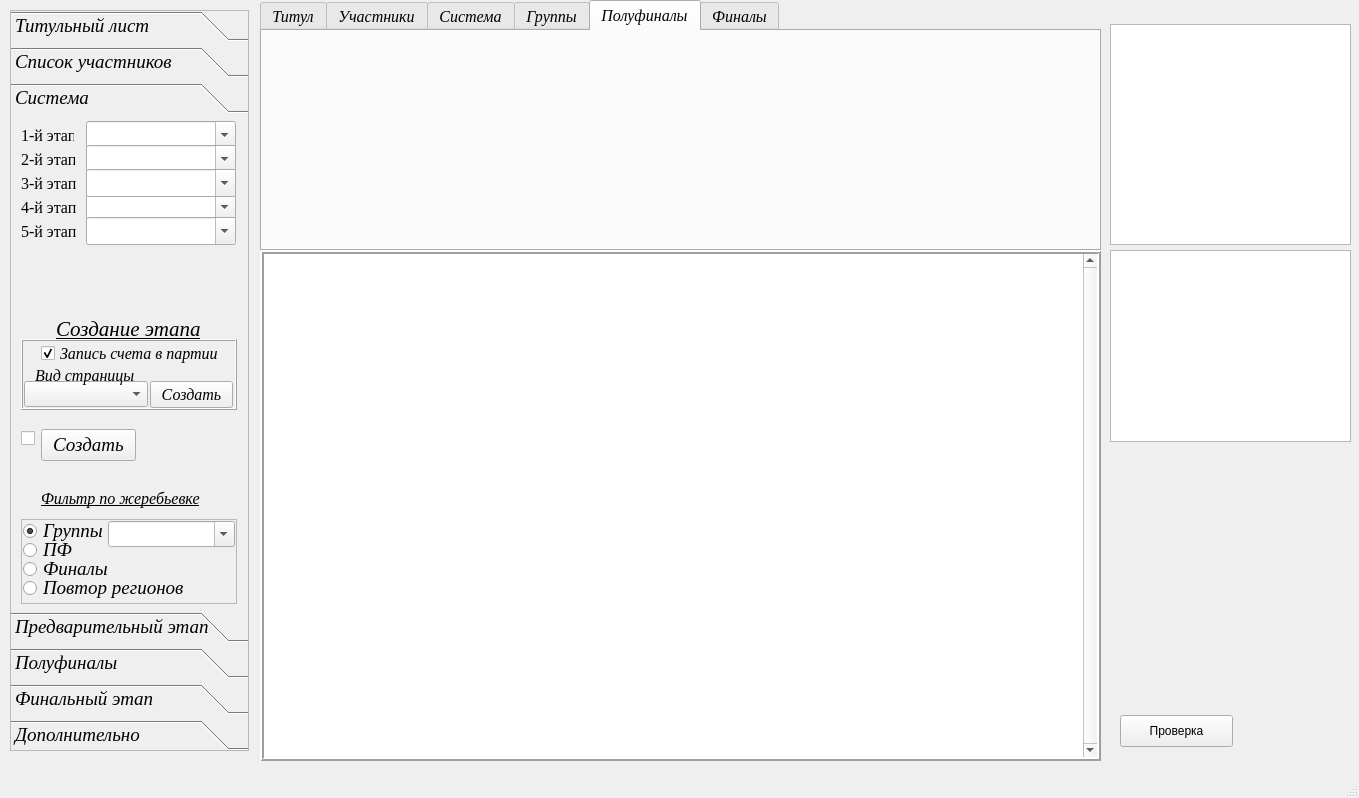
Qt form UI/main_window.ui (Kaspar0810/Competitions_TT_SQL) before a commit.
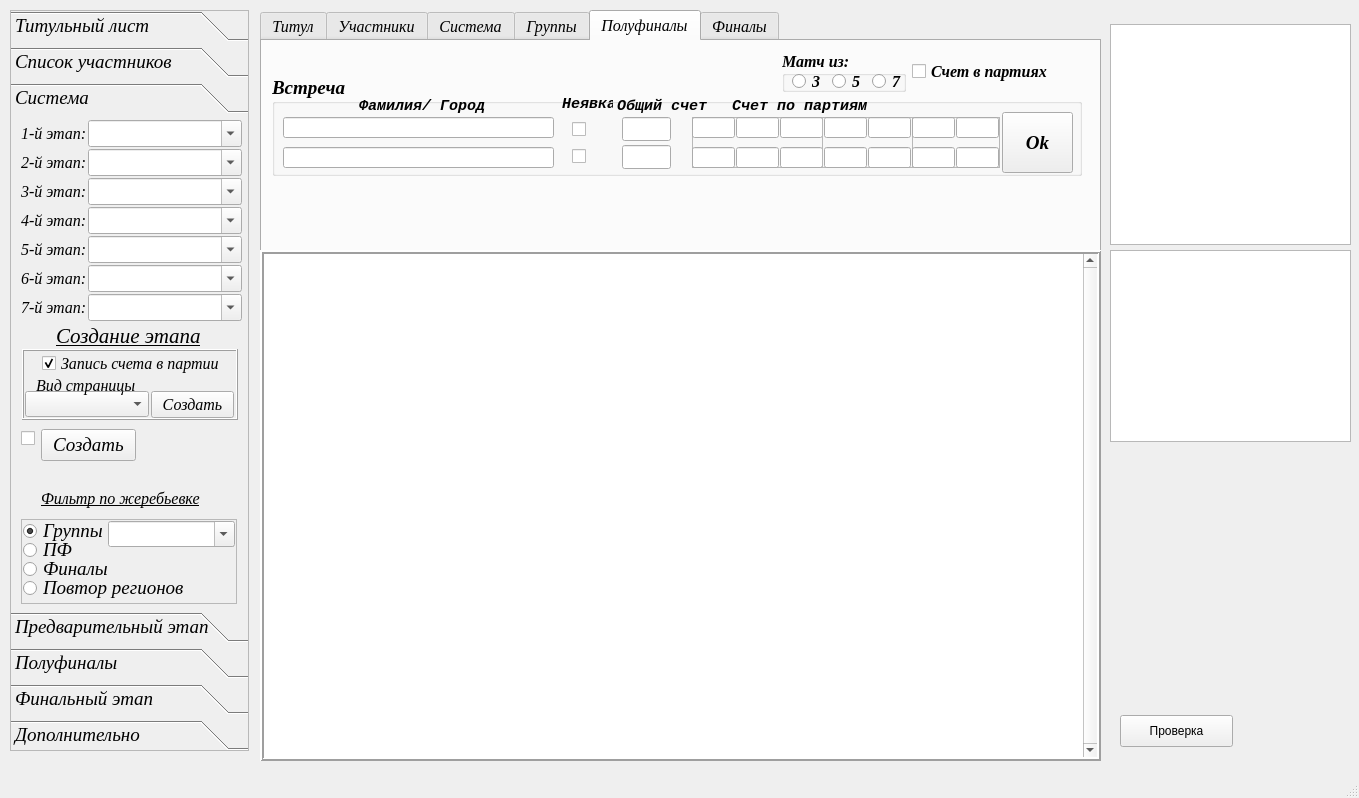
The same form after that commit. The open tabs and pages were chosen to show the change.

Patch:
```diff
--- a/UI/main_window.ui
+++ b/UI/main_window.ui
@@ -18,7 +18,7 @@
     <property name="geometry">
      <rect>
       <x>260</x>
-      <y>0</y>
+      <y>10</y>
       <width>841</width>
       <height>251</height>
      </rect>
@@ -1072,44 +1072,6 @@
         <string>Этапы соревнования - </string>
        </property>
       </widget>
-      <widget class="QLabel" name="label_34">
-       <property name="geometry">
-        <rect>
-         <x>205</x>
-         <y>28</y>
-         <width>55</width>
-         <height>16</height>
-        </rect>
-       </property>
-       <property name="font">
-        <font>
-         <family>Times New Roman</family>
-         <pointsize>14</pointsize>
-        </font>
-       </property>
-       <property name="text">
-        <string>групп:</string>
-       </property>
-      </widget>
-      <widget class="QLabel" name="label_35">
-       <property name="geometry">
-        <rect>
-         <x>205</x>
-         <y>49</y>
-         <width>55</width>
-         <height>16</height>
-        </rect>
-       </property>
-       <property name="font">
-        <font>
-         <family>Times New Roman</family>
-         <pointsize>14</pointsize>
-        </font>
-       </property>
-       <property name="text">
-        <string>групп:</string>
-       </property>
-      </widget>
       <widget class="Line" name="line">
        <property name="geometry">
         <rect>
@@ -2107,6 +2069,626 @@
      <attribute name="title">
       <string>Полуфиналы</string>
      </attribute>
+     <widget class="QGroupBox" name="groupBox_match_3">
+      <property name="geometry">
+       <rect>
+        <x>10</x>
+        <y>35</y>
+        <width>810</width>
+        <height>100</height>
+       </rect>
+      </property>
+      <property name="font">
+       <font>
+        <family>Times New Roman</family>
+        <pointsize>14</pointsize>
+        <weight>75</weight>
+        <italic>true</italic>
+        <bold>true</bold>
+       </font>
+      </property>
+      <property name="title">
+       <string>Встреча</string>
+      </property>
+      <property name="flat">
+       <bool>false</bool>
+      </property>
+      <widget class="QLabel" name="label_71">
+       <property name="geometry">
+        <rect>
+         <x>460</x>
+         <y>22</y>
+         <width>141</width>
+         <height>16</height>
+        </rect>
+       </property>
+       <property name="font">
+        <font>
+         <family>Courier New</family>
+         <pointsize>11</pointsize>
+         <weight>75</weight>
+         <italic>true</italic>
+         <bold>true</bold>
+         <kerning>false</kerning>
+        </font>
+       </property>
+       <property name="text">
+        <string>Счет по партиям</string>
+       </property>
+      </widget>
+      <widget class="QLabel" name="label_72">
+       <property name="geometry">
+        <rect>
+         <x>345</x>
+         <y>22</y>
+         <width>91</width>
+         <height>16</height>
+        </rect>
+       </property>
+       <property name="font">
+        <font>
+         <family>Courier New</family>
+         <pointsize>11</pointsize>
+         <weight>75</weight>
+         <italic>true</italic>
+         <bold>true</bold>
+         <kerning>false</kerning>
+        </font>
+       </property>
+       <property name="text">
+        <string>Общий счет</string>
+       </property>
+      </widget>
+      <widget class="QPushButton" name="Button_Ok_pf">
+       <property name="geometry">
+        <rect>
+         <x>730</x>
+         <y>36</y>
+         <width>71</width>
+         <height>61</height>
+        </rect>
+       </property>
+       <property name="text">
+        <string>Ok</string>
+       </property>
+       <property name="flat">
+        <bool>false</bool>
+       </property>
+      </widget>
+      <widget class="QLabel" name="label_73">
+       <property name="geometry">
+        <rect>
+         <x>87</x>
+         <y>22</y>
+         <width>171</width>
+         <height>16</height>
+        </rect>
+       </property>
+       <property name="font">
+        <font>
+         <family>Courier New</family>
+         <pointsize>11</pointsize>
+         <weight>75</weight>
+         <italic>true</italic>
+         <bold>true</bold>
+         <kerning>false</kerning>
+        </font>
+       </property>
+       <property name="text">
+        <string>Фамилия/ Город</string>
+       </property>
+      </widget>
+      <widget class="QLabel" name="label_74">
+       <property name="geometry">
+        <rect>
+         <x>290</x>
+         <y>20</y>
+         <width>51</width>
+         <height>16</height>
+        </rect>
+       </property>
+       <property name="font">
+        <font>
+         <family>Courier New</family>
+         <pointsize>11</pointsize>
+         <weight>75</weight>
+         <italic>true</italic>
+         <bold>true</bold>
+         <kerning>false</kerning>
+        </font>
+       </property>
+       <property name="text">
+        <string>Неявка</string>
+       </property>
+      </widget>
+      <widget class="QLineEdit" name="lineEdit_pl1_score_total_pf">
+       <property name="geometry">
+        <rect>
+         <x>350</x>
+         <y>41</y>
+         <width>49</width>
+         <height>24</height>
+        </rect>
+       </property>
+       <property name="font">
+        <font>
+         <pointsize>18</pointsize>
+        </font>
+       </property>
+       <property name="alignment">
+        <set>Qt::AlignCenter</set>
+       </property>
+      </widget>
+      <widget class="QLineEdit" name="lineEdit_pl2_score_total_pf">
+       <property name="geometry">
+        <rect>
+         <x>350</x>
+         <y>69</y>
+         <width>49</width>
+         <height>24</height>
+        </rect>
+       </property>
+       <property name="font">
+        <font>
+         <pointsize>18</pointsize>
+        </font>
+       </property>
+       <property name="alignment">
+        <set>Qt::AlignCenter</set>
+       </property>
+      </widget>
+      <widget class="QCheckBox" name="checkBox_12">
+       <property name="geometry">
+        <rect>
+         <x>300</x>
+         <y>43</y>
+         <width>21</width>
+         <height>20</height>
+        </rect>
+       </property>
+       <property name="text">
+        <string/>
+       </property>
+      </widget>
+      <widget class="QCheckBox" name="checkBox_13">
+       <property name="geometry">
+        <rect>
+         <x>300</x>
+         <y>70</y>
+         <width>21</width>
+         <height>20</height>
+        </rect>
+       </property>
+       <property name="text">
+        <string/>
+       </property>
+      </widget>
+      <widget class="QLineEdit" name="lineEdit_player1_pf">
+       <property name="geometry">
+        <rect>
+         <x>11</x>
+         <y>41</y>
+         <width>271</width>
+         <height>21</height>
+        </rect>
+       </property>
+       <property name="font">
+        <font>
+         <pointsize>16</pointsize>
+        </font>
+       </property>
+      </widget>
+      <widget class="QLineEdit" name="lineEdit_player2_pf">
+       <property name="geometry">
+        <rect>
+         <x>11</x>
+         <y>71</y>
+         <width>271</width>
+         <height>21</height>
+        </rect>
+       </property>
+       <property name="font">
+        <font>
+         <pointsize>16</pointsize>
+        </font>
+       </property>
+      </widget>
+      <widget class="QFrame" name="frame_gr_three_2">
+       <property name="geometry">
+        <rect>
+         <x>420</x>
+         <y>41</y>
+         <width>131</width>
+         <height>51</height>
+        </rect>
+       </property>
+       <property name="frameShape">
+        <enum>QFrame::StyledPanel</enum>
+       </property>
+       <property name="frameShadow">
+        <enum>QFrame::Raised</enum>
+       </property>
+       <widget class="QLineEdit" name="lineEdit_pl2_s1_pf">
+        <property name="geometry">
+         <rect>
+          <x>0</x>
+          <y>30</y>
+          <width>43</width>
+          <height>21</height>
+         </rect>
+        </property>
+        <property name="font">
+         <font>
+          <pointsize>16</pointsize>
+         </font>
+        </property>
+        <property name="alignment">
+         <set>Qt::AlignCenter</set>
+        </property>
+       </widget>
+       <widget class="QLineEdit" name="lineEdit_pl1_s3_pf">
+        <property name="geometry">
+         <rect>
+          <x>88</x>
+          <y>0</y>
+          <width>43</width>
+          <height>21</height>
+         </rect>
+        </property>
+        <property name="font">
+         <font>
+          <pointsize>16</pointsize>
+         </font>
+        </property>
+        <property name="alignment">
+         <set>Qt::AlignCenter</set>
+        </property>
+       </widget>
+       <widget class="QLineEdit" name="lineEdit_pl1_s2_pf">
+        <property name="geometry">
+         <rect>
+          <x>44</x>
+          <y>0</y>
+          <width>43</width>
+          <height>21</height>
+         </rect>
+        </property>
+        <property name="font">
+         <font>
+          <pointsize>16</pointsize>
+         </font>
+        </property>
+        <property name="alignment">
+         <set>Qt::AlignCenter</set>
+        </property>
+       </widget>
+       <widget class="QLineEdit" name="lineEdit_pl1_s1_pf">
+        <property name="geometry">
+         <rect>
+          <x>0</x>
+          <y>0</y>
+          <width>43</width>
+          <height>21</height>
+         </rect>
+        </property>
+        <property name="font">
+         <font>
+          <pointsize>16</pointsize>
+         </font>
+        </property>
+        <property name="alignment">
+         <set>Qt::AlignCenter</set>
+        </property>
+       </widget>
+       <widget class="QLineEdit" name="lineEdit_pl2_s2_pf">
+        <property name="geometry">
+         <rect>
+          <x>44</x>
+          <y>30</y>
+          <width>43</width>
+          <height>21</height>
+         </rect>
+        </property>
+        <property name="font">
+         <font>
+          <pointsize>16</pointsize>
+         </font>
+        </property>
+        <property name="alignment">
+         <set>Qt::AlignCenter</set>
+        </property>
+       </widget>
+       <widget class="QLineEdit" name="lineEdit_pl2_s3_pf">
+        <property name="geometry">
+         <rect>
+          <x>88</x>
+          <y>30</y>
+          <width>43</width>
+          <height>21</height>
+         </rect>
+        </property>
+        <property name="font">
+         <font>
+          <pointsize>16</pointsize>
+         </font>
+        </property>
+        <property name="alignment">
+         <set>Qt::AlignCenter</set>
+        </property>
+       </widget>
+      </widget>
+      <widget class="QFrame" name="frame_gr_five_2">
+       <property name="geometry">
+        <rect>
+         <x>550</x>
+         <y>41</y>
+         <width>91</width>
+         <height>51</height>
+        </rect>
+       </property>
+       <property name="frameShape">
+        <enum>QFrame::StyledPanel</enum>
+       </property>
+       <property name="frameShadow">
+        <enum>QFrame::Raised</enum>
+       </property>
+       <widget class="QLineEdit" name="lineEdit_pl2_s5_pf">
+        <property name="geometry">
+         <rect>
+          <x>46</x>
+          <y>30</y>
+          <width>43</width>
+          <height>21</height>
+         </rect>
+        </property>
+        <property name="font">
+         <font>
+          <pointsize>16</pointsize>
+         </font>
+        </property>
+        <property name="alignment">
+         <set>Qt::AlignCenter</set>
+        </property>
+       </widget>
+       <widget class="QLineEdit" name="lineEdit_pl1_s5_pf">
+        <property name="geometry">
+         <rect>
+          <x>46</x>
+          <y>0</y>
+          <width>43</width>
+          <height>21</height>
+         </rect>
+        </property>
+        <property name="font">
+         <font>
+          <pointsize>16</pointsize>
+         </font>
+        </property>
+        <property name="alignment">
+         <set>Qt::AlignCenter</set>
+        </property>
+       </widget>
+       <widget class="QLineEdit" name="lineEdit_pl1_s4_pf">
+        <property name="geometry">
+         <rect>
+          <x>2</x>
+          <y>0</y>
+          <width>43</width>
+          <height>21</height>
+         </rect>
+        </property>
+        <property name="font">
+         <font>
+          <pointsize>16</pointsize>
+         </font>
+        </property>
+        <property name="alignment">
+         <set>Qt::AlignCenter</set>
+        </property>
+       </widget>
+       <widget class="QLineEdit" name="lineEdit_pl2_s4_pf">
+        <property name="geometry">
+         <rect>
+          <x>2</x>
+          <y>30</y>
+          <width>43</width>
+          <height>21</height>
+         </rect>
+        </property>
+        <property name="font">
+         <font>
+          <pointsize>16</pointsize>
+         </font>
+        </property>
+        <property name="alignment">
+         <set>Qt::AlignCenter</set>
+        </property>
+       </widget>
+      </widget>
+      <widget class="QFrame" name="frame_gr_seven_2">
+       <property name="geometry">
+        <rect>
+         <x>640</x>
+         <y>41</y>
+         <width>88</width>
+         <height>51</height>
+        </rect>
+       </property>
+       <property name="frameShape">
+        <enum>QFrame::StyledPanel</enum>
+       </property>
+       <property name="frameShadow">
+        <enum>QFrame::Raised</enum>
+       </property>
+       <widget class="QLineEdit" name="lineEdit_pl2_s6_pf">
+        <property name="geometry">
+         <rect>
+          <x>0</x>
+          <y>30</y>
+          <width>43</width>
+          <height>21</height>
+         </rect>
+        </property>
+        <property name="font">
+         <font>
+          <pointsize>16</pointsize>
+         </font>
+        </property>
+        <property name="alignment">
+         <set>Qt::AlignCenter</set>
+        </property>
+       </widget>
+       <widget class="QLineEdit" name="lineEdit_pl1_s7_pf">
+        <property name="geometry">
+         <rect>
+          <x>44</x>
+          <y>0</y>
+          <width>43</width>
+          <height>21</height>
+         </rect>
+        </property>
+        <property name="font">
+         <font>
+          <pointsize>16</pointsize>
+         </font>
+        </property>
+        <property name="alignment">
+         <set>Qt::AlignCenter</set>
+        </property>
+       </widget>
+       <widget class="QLineEdit" name="lineEdit_pl1_s6_pf">
+        <property name="geometry">
+         <rect>
+          <x>0</x>
+          <y>0</y>
+          <width>43</width>
+          <height>21</height>
+         </rect>
+        </property>
+        <property name="font">
+         <font>
+          <pointsize>16</pointsize>
+         </font>
+        </property>
+        <property name="alignment">
+         <set>Qt::AlignCenter</set>
+        </property>
+       </widget>
+       <widget class="QLineEdit" name="lineEdit_pl2_s7_pf">
+        <property name="geometry">
+         <rect>
+          <x>44</x>
+          <y>30</y>
+          <width>43</width>
+          <height>21</height>
+         </rect>
+        </property>
+        <property name="font">
+         <font>
+          <pointsize>16</pointsize>
+         </font>
+        </property>
+        <property name="alignment">
+         <set>Qt::AlignCenter</set>
+        </property>
+       </widget>
+      </widget>
+     </widget>
+     <widget class="QWidget" name="layoutWidget_3">
+      <property name="geometry">
+       <rect>
+        <x>520</x>
+        <y>10</y>
+        <width>271</width>
+        <height>41</height>
+       </rect>
+      </property>
+      <layout class="QHBoxLayout" name="horizontalLayout_10">
+       <item>
+        <widget class="QGroupBox" name="groupBox_kolvo_vstrech_pf">
+         <property name="font">
+          <font>
+           <weight>75</weight>
+           <bold>true</bold>
+          </font>
+         </property>
+         <property name="title">
+          <string>Матч из:</string>
+         </property>
+         <property name="flat">
+          <bool>false</bool>
+         </property>
+         <property name="checkable">
+          <bool>false</bool>
+         </property>
+         <widget class="QRadioButton" name="radioButton_match_9">
+          <property name="geometry">
+           <rect>
+            <x>10</x>
+            <y>20</y>
+            <width>31</width>
+            <height>20</height>
+           </rect>
+          </property>
+          <property name="text">
+           <string>3</string>
+          </property>
+         </widget>
+         <widget class="QRadioButton" name="radioButton_match_10">
+          <property name="geometry">
+           <rect>
+            <x>50</x>
+            <y>20</y>
+            <width>31</width>
+            <height>20</height>
+           </rect>
+          </property>
+          <property name="text">
+           <string>5</string>
+          </property>
+         </widget>
+         <widget class="QRadioButton" name="radioButton_match_11">
+          <property name="geometry">
+           <rect>
+            <x>90</x>
+            <y>20</y>
+            <width>31</width>
+            <height>20</height>
+           </rect>
+          </property>
+          <property name="text">
+           <string>7</string>
+          </property>
+         </widget>
+        </widget>
+       </item>
+       <item>
+        <widget class="QCheckBox" name="checkBox_14">
+         <property name="font">
+          <font>
+           <family>Times New Roman</family>
+           <pointsize>12</pointsize>
+           <weight>75</weight>
+           <italic>true</italic>
+           <bold>true</bold>
+          </font>
+         </property>
+         <property name="layoutDirection">
+          <enum>Qt::LeftToRight</enum>
+         </property>
+         <property name="text">
+          <string>Счет в партиях</string>
+         </property>
+         <property name="checkable">
+          <bool>true</bool>
+         </property>
+         <property name="checked">
+          <bool>false</bool>
+         </property>
+        </widget>
+       </item>
+      </layout>
+     </widget>
     </widget>
     <widget class="QWidget" name="tab_4">
      <attribute name="title">
@@ -3304,8 +3886,8 @@
      <widget class="QFrame" name="frame_2">
       <property name="geometry">
        <rect>
-        <x>10</x>
-        <y>220</y>
+        <x>11</x>
+        <y>230</y>
         <width>216</width>
         <height>71</height>
        </rect>
@@ -3396,7 +3978,7 @@
       <property name="geometry">
        <rect>
         <x>45</x>
-        <y>200</y>
+        <y>207</y>
         <width>171</width>
         <height>20</height>
        </rect>
@@ -3415,195 +3997,300 @@
        <string>Создание этапа</string>
       </property>
      </widget>
-     <widget class="QLabel" name="label_10">
+     <widget class="QWidget" name="layoutWidget">
       <property name="geometry">
        <rect>
         <x>10</x>
-        <y>8</y>
-        <width>53</width>
-        <height>16</height>
+        <y>0</y>
+        <width>221</width>
+        <height>204</height>
        </rect>
       </property>
-      <property name="font">
-       <font>
-        <pointsize>12</pointsize>
-        <italic>false</italic>
-       </font>
-      </property>
-      <property name="text">
-       <string>1-й этап:</string>
-      </property>
-     </widget>
-     <widget class="QLabel" name="label_15">
-      <property name="geometry">
-       <rect>
-        <x>10</x>
-        <y>32</y>
-        <width>54</width>
-        <height>16</height>
-       </rect>
-      </property>
-      <property name="font">
-       <font>
-        <pointsize>12</pointsize>
-        <italic>false</italic>
-       </font>
-      </property>
-      <property name="text">
-       <string>2-й этап:</string>
-      </property>
-     </widget>
-     <widget class="QLabel" name="label_17">
-      <property name="geometry">
-       <rect>
-        <x>10</x>
-        <y>56</y>
-        <width>55</width>
-        <height>16</height>
-       </rect>
-      </property>
-      <property name="font">
-       <font>
-        <pointsize>12</pointsize>
-        <italic>false</italic>
-       </font>
-      </property>
-      <property name="text">
-       <string>3-й этап:</string>
-      </property>
-     </widget>
-     <widget class="QLabel" name="label_29">
-      <property name="geometry">
-       <rect>
-        <x>10</x>
-        <y>80</y>
-        <width>55</width>
-        <height>16</height>
-       </rect>
-      </property>
-      <property name="font">
-       <font>
-        <pointsize>12</pointsize>
-        <italic>false</italic>
-       </font>
-      </property>
-      <property name="text">
-       <string>4-й этап:</string>
-      </property>
-     </widget>
-     <widget class="QLabel" name="label_59">
-      <property name="geometry">
-       <rect>
-        <x>10</x>
-        <y>104</y>
-        <width>55</width>
-        <height>16</height>
-       </rect>
-      </property>
-      <property name="font">
-       <font>
-        <pointsize>12</pointsize>
-        <italic>false</italic>
-       </font>
-      </property>
-      <property name="text">
-       <string>5-й этап:</string>
-      </property>
-     </widget>
-     <widget class="QComboBox" name="comboBox_etap_1">
-      <property name="geometry">
-       <rect>
-        <x>75</x>
-        <y>2</y>
-        <width>150</width>
-        <height>28</height>
-       </rect>
-      </property>
-      <property name="font">
-       <font>
-        <pointsize>12</pointsize>
-        <italic>false</italic>
-       </font>
-      </property>
-      <property name="editable">
-       <bool>true</bool>
-      </property>
-     </widget>
-     <widget class="QComboBox" name="comboBox_etap_2">
-      <property name="geometry">
-       <rect>
-        <x>75</x>
-        <y>26</y>
-        <width>150</width>
-        <height>28</height>
-       </rect>
-      </property>
-      <property name="font">
-       <font>
-        <pointsize>12</pointsize>
-        <italic>false</italic>
-       </font>
-      </property>
-      <property name="editable">
-       <bool>true</bool>
-      </property>
-     </widget>
-     <widget class="QComboBox" name="comboBox_etap_4">
-      <property name="geometry">
-       <rect>
-        <x>75</x>
-        <y>74</y>
-        <width>150</width>
-        <height>28</height>
-       </rect>
-      </property>
-      <property name="font">
-       <font>
-        <pointsize>12</pointsize>
-        <italic>false</italic>
-       </font>
-      </property>
-      <property name="editable">
-       <bool>true</bool>
-      </property>
-     </widget>
-     <widget class="QComboBox" name="comboBox_etap_5">
-      <property name="geometry">
-       <rect>
-        <x>75</x>
-        <y>98</y>
-        <width>150</width>
-        <height>28</height>
-       </rect>
-      </property>
-      <property name="font">
-       <font>
-        <pointsize>12</pointsize>
-        <italic>false</italic>
-       </font>
-      </property>
-      <property name="editable">
-       <bool>true</bool>
-      </property>
-     </widget>
-     <widget class="QComboBox" name="comboBox_etap_3">
-      <property name="geometry">
-       <rect>
-        <x>75</x>
-        <y>50</y>
-        <width>150</width>
-        <height>28</height>
-       </rect>
-      </property>
-      <property name="font">
-       <font>
-        <pointsize>12</pointsize>
-        <italic>false</italic>
-       </font>
-      </property>
-      <property name="editable">
-       <bool>true</bool>
-      </property>
+      <layout class="QVBoxLayout" name="verticalLayout_10">
+       <property name="spacing">
+        <number>1</number>
+       </property>
+       <item>
+        <layout class="QHBoxLayout" name="horizontalLayout_11">
+         <property name="spacing">
+          <number>1</number>
+         </property>
+         <item>
+          <widget class="QLabel" name="label_10">
+           <property name="font">
+            <font>
+             <family>Times New Roman</family>
+             <pointsize>12</pointsize>
+             <italic>true</italic>
+            </font>
+           </property>
+           <property name="text">
+            <string>1-й этап:</string>
+           </property>
+          </widget>
+         </item>
+         <item>
+          <widget class="QComboBox" name="comboBox_etap_1">
+           <property name="sizePolicy">
+            <sizepolicy hsizetype="Expanding" vsizetype="Fixed">
+             <horstretch>0</horstretch>
+             <verstretch>0</verstretch>
+            </sizepolicy>
+           </property>
+           <property name="font">
+            <font>
+             <pointsize>12</pointsize>
+             <italic>true</italic>
+            </font>
+           </property>
+           <property name="editable">
+            <bool>true</bool>
+           </property>
+          </widget>
+         </item>
+        </layout>
+       </item>
+       <item>
+        <layout class="QHBoxLayout" name="horizontalLayout_12">
+         <property name="spacing">
+          <number>1</number>
+         </property>
+         <item>
+          <widget class="QLabel" name="label_15">
+           <property name="font">
+            <font>
+             <family>Times New Roman</family>
+             <pointsize>12</pointsize>
+             <italic>true</italic>
+            </font>
+           </property>
+           <property name="text">
+            <string>2-й этап:</string>
+           </property>
+          </widget>
+         </item>
+         <item>
+          <widget class="QComboBox" name="comboBox_etap_2">
+           <property name="sizePolicy">
+            <sizepolicy hsizetype="Expanding" vsizetype="Fixed">
+             <horstretch>0</horstretch>
+             <verstretch>0</verstretch>
+            </sizepolicy>
+           </property>
+           <property name="font">
+            <font>
+             <pointsize>12</pointsize>
+             <italic>true</italic>
+            </font>
+           </property>
+           <property name="editable">
+            <bool>true</bool>
+           </property>
+          </widget>
+         </item>
+        </layout>
+       </item>
+       <item>
+        <layout class="QHBoxLayout" name="horizontalLayout_13">
+         <property name="spacing">
+          <number>1</number>
+         </property>
+         <item>
+          <widget class="QLabel" name="label_17">
+           <property name="font">
+            <font>
+             <family>Times New Roman</family>
+             <pointsize>12</pointsize>
+             <italic>true</italic>
+            </font>
+           </property>
+           <property name="text">
+            <string>3-й этап:</string>
+           </property>
+          </widget>
+         </item>
+         <item>
+          <widget class="QComboBox" name="comboBox_etap_3">
+           <property name="sizePolicy">
+            <sizepolicy hsizetype="Expanding" vsizetype="Fixed">
+             <horstretch>0</horstretch>
+             <verstretch>0</verstretch>
+            </sizepolicy>
+           </property>
+           <property name="font">
+            <font>
+             <pointsize>12</pointsize>
+             <italic>true</italic>
+            </font>
+           </property>
+           <property name="editable">
+            <bool>true</bool>
+           </property>
+          </widget>
+         </item>
+        </layout>
+       </item>
+       <item>
+        <layout class="QHBoxLayout" name="horizontalLayout_14">
+         <property name="spacing">
+          <number>1</number>
+         </property>
+         <item>
+          <widget class="QLabel" name="label_29">
+           <property name="font">
+            <font>
+             <family>Times New Roman</family>
+             <pointsize>12</pointsize>
+             <italic>true</italic>
+            </font>
+           </property>
+           <property name="text">
+            <string>4-й этап:</string>
+           </property>
+          </widget>
+         </item>
+         <item>
+          <widget class="QComboBox" name="comboBox_etap_4">
+           <property name="sizePolicy">
+            <sizepolicy hsizetype="Expanding" vsizetype="Fixed">
+             <horstretch>0</horstretch>
+             <verstretch>0</verstretch>
+            </sizepolicy>
+           </property>
+           <property name="font">
+            <font>
+             <pointsize>12</pointsize>
+             <italic>true</italic>
+            </font>
+           </property>
+           <property name="editable">
+            <bool>true</bool>
+           </property>
+          </widget>
+         </item>
+        </layout>
+       </item>
+       <item>
+        <layout class="QHBoxLayout" name="horizontalLayout_15">
+         <property name="spacing">
+          <number>1</number>
+         </property>
+         <item>
+          <widget class="QLabel" name="label_59">
+           <property name="font">
+            <font>
+             <family>Times New Roman</family>
+             <pointsize>12</pointsize>
+             <italic>true</italic>
+            </font>
+           </property>
+           <property name="text">
+            <string>5-й этап:</string>
+           </property>
+          </widget>
+         </item>
+         <item>
+          <widget class="QComboBox" name="comboBox_etap_5">
+           <property name="sizePolicy">
+            <sizepolicy hsizetype="Expanding" vsizetype="Fixed">
+             <horstretch>0</horstretch>
+             <verstretch>0</verstretch>
+            </sizepolicy>
+           </property>
+           <property name="font">
+            <font>
+             <pointsize>12</pointsize>
+             <italic>true</italic>
+            </font>
+           </property>
+           <property name="editable">
+            <bool>true</bool>
+           </property>
+          </widget>
+         </item>
+        </layout>
+       </item>
+       <item>
+        <layout class="QHBoxLayout" name="horizontalLayout_16">
+         <property name="spacing">
+          <number>1</number>
+         </property>
+         <item>
+          <widget class="QLabel" name="label_34">
+           <property name="font">
+            <font>
+             <family>Times New Roman</family>
+             <pointsize>12</pointsize>
+             <italic>true</italic>
+            </font>
+           </property>
+           <property name="text">
+            <string>6-й этап:</string>
+           </property>
+          </widget>
+         </item>
+         <item>
+          <widget class="QComboBox" name="comboBox_etap_6">
+           <property name="sizePolicy">
+            <sizepolicy hsizetype="Expanding" vsizetype="Fixed">
+             <horstretch>0</horstretch>
+             <verstretch>0</verstretch>
+            </sizepolicy>
+           </property>
+           <property name="font">
+            <font>
+             <pointsize>12</pointsize>
+             <italic>true</italic>
+            </font>
+           </property>
+           <property name="editable">
+            <bool>true</bool>
+           </property>
+          </widget>
+         </item>
+        </layout>
+       </item>
+       <item>
+        <layout class="QHBoxLayout" name="horizontalLayout_17">
+         <property name="spacing">
+          <number>1</number>
+         </property>
+         <item>
+          <widget class="QLabel" name="label_75">
+           <property name="font">
+            <font>
+             <family>Times New Roman</family>
+             <pointsize>12</pointsize>
+             <italic>true</italic>
+            </font>
+           </property>
+           <property name="text">
+            <string>7-й этап:</string>
+           </property>
+          </widget>
+         </item>
+         <item>
+          <widget class="QComboBox" name="comboBox_etap_7">
+           <property name="sizePolicy">
+            <sizepolicy hsizetype="Expanding" vsizetype="Fixed">
+             <horstretch>0</horstretch>
+             <verstretch>0</verstretch>
+            </sizepolicy>
+           </property>
+           <property name="font">
+            <font>
+             <pointsize>12</pointsize>
+             <italic>true</italic>
+            </font>
+           </property>
+           <property name="editable">
+            <bool>true</bool>
+           </property>
+          </widget>
+         </item>
+        </layout>
+       </item>
+      </layout>
      </widget>
     </widget>
     <widget class="QWidget" name="page_3">
```
Left out of the diff: 334 changed lines with no effect on the pictures.
